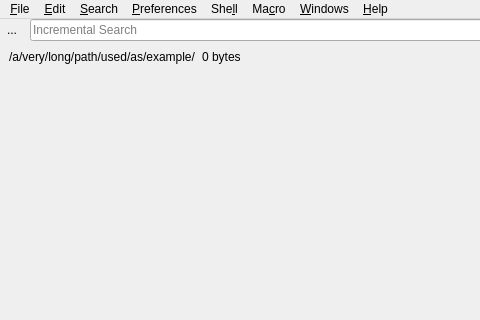
First picture: the form in source/ui/MainWindow.ui, repository eteran/nedit-ng, before the edit; both pictures show x 0 to 480 and y 0 to 320 of the 800 by 550 pixel window.
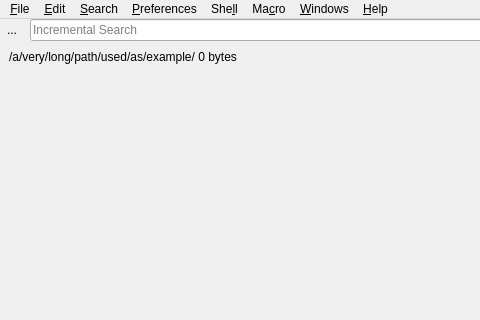
Second picture: the form after the edit. Icons and pictures are not drawn. Custom widgets are drawn as their Qt base class.

Patch:
```diff
--- a/source/ui/MainWindow.ui
+++ b/source/ui/MainWindow.ui
@@ -88,20 +88,13 @@
        <item>
         <widget class="QLabel" name="labelFilename">
          <property name="text">
-          <string>/a/very/long/path/used/as/example/</string>
+          <string>/a/very/long/path/used/as/example/ 0 bytes</string>
          </property>
          <property name="textInteractionFlags">
           <set>Qt::LinksAccessibleByMouse|Qt::TextSelectableByMouse</set>
          </property>
         </widget>
        </item>
-       <item>
-        <widget class="QLabel" name="labelBytes">
-         <property name="text">
-          <string>0 bytes</string>
-         </property>
-        </widget>
-       </item>
        <item>
         <spacer name="horizontalSpacer">
          <property name="orientation">
```
Left out of the diff: 128 changed lines with no effect on the pictures.
